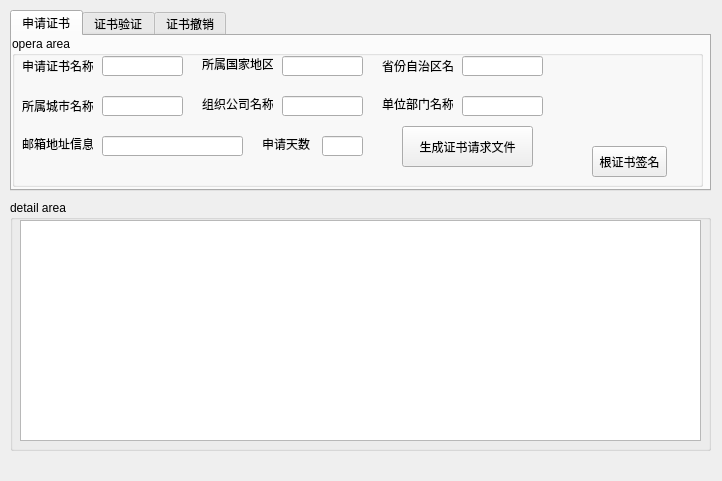
Before: the Qt Designer form mainwindow.ui in zengrx/openssl_ca, drawn with Qt 5.
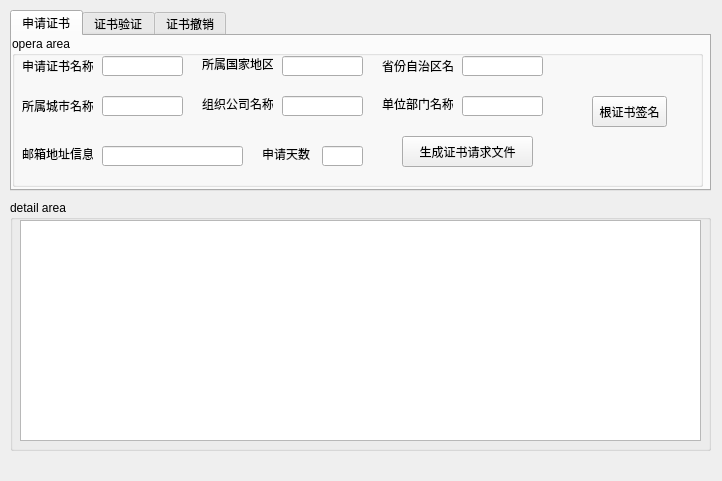
After: the same form once the commit is applied. The open tabs and pages were chosen to show the change.

Patch:
```diff
--- a/mainwindow.ui
+++ b/mainwindow.ui
@@ -167,9 +167,9 @@
        <property name="geometry">
         <rect>
          <x>390</x>
-         <y>90</y>
+         <y>100</y>
          <width>131</width>
-         <height>41</height>
+         <height>31</height>
         </rect>
        </property>
        <property name="text">
@@ -226,7 +226,7 @@
        <property name="geometry">
         <rect>
          <x>10</x>
-         <y>100</y>
+         <y>110</y>
          <width>71</width>
          <height>16</height>
         </rect>
@@ -239,7 +239,7 @@
        <property name="geometry">
         <rect>
          <x>90</x>
-         <y>100</y>
+         <y>110</y>
          <width>141</width>
          <height>20</height>
         </rect>
@@ -249,7 +249,7 @@
        <property name="geometry">
         <rect>
          <x>580</x>
-         <y>110</y>
+         <y>60</y>
          <width>75</width>
          <height>31</height>
         </rect>
@@ -262,7 +262,7 @@
        <property name="geometry">
         <rect>
          <x>250</x>
-         <y>100</y>
+         <y>110</y>
          <width>51</width>
          <height>16</height>
         </rect>
@@ -275,7 +275,7 @@
        <property name="geometry">
         <rect>
          <x>310</x>
-         <y>100</y>
+         <y>110</y>
          <width>41</width>
          <height>20</height>
         </rect>
```
Left out of the diff: 10 changed lines with no effect on the pictures.
